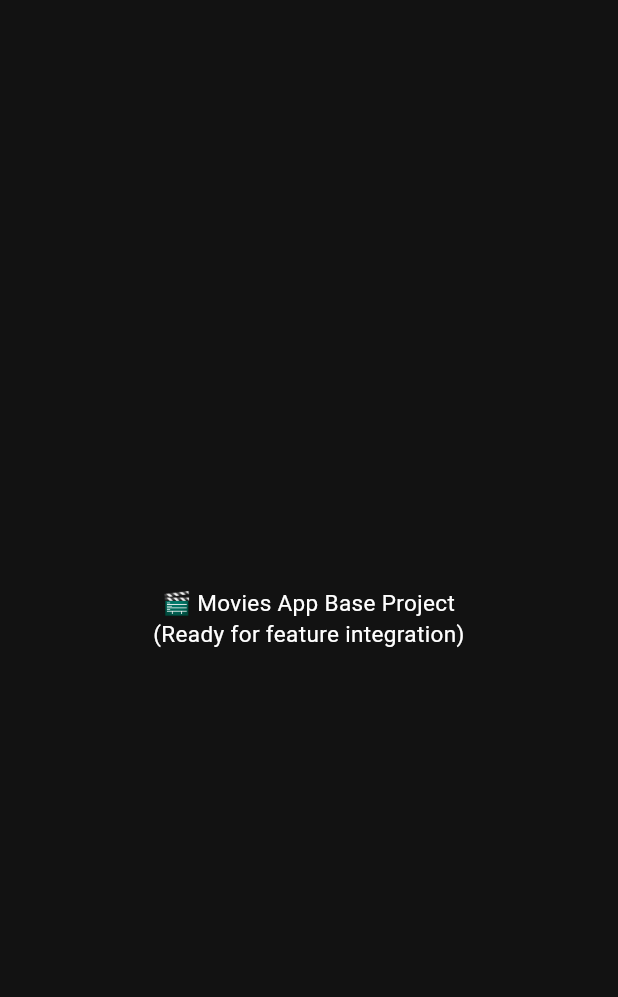
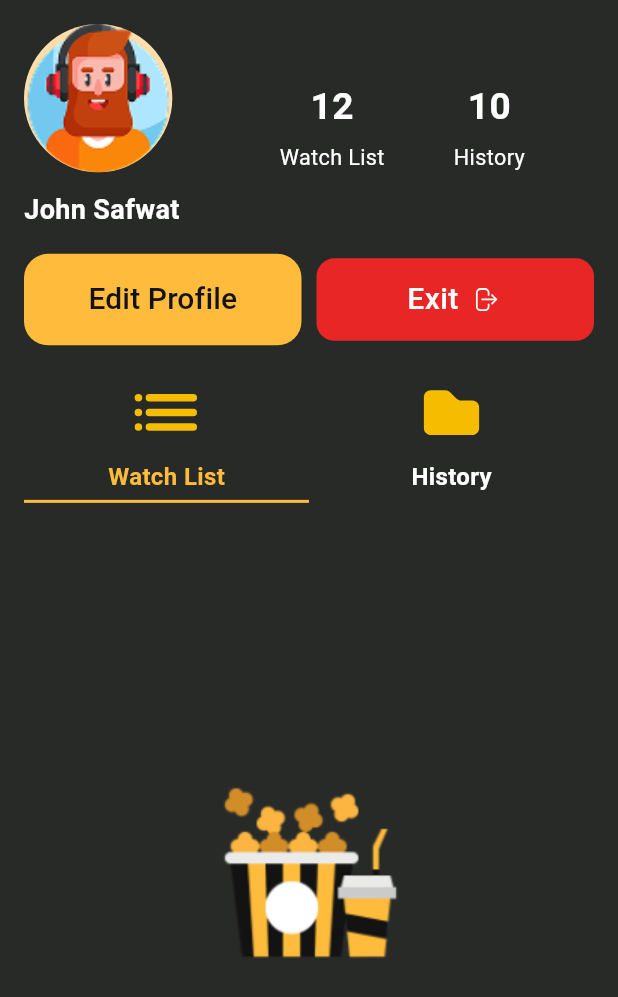
Before and after one commit to omarhassandev1/Movies_app, a Flutter app: the screen it shows after launch, on a phone screen of 412 x 824 dp. Shown: the top 997 px of the screen. Run offline on Flutter 3.47's test engine with Material 3 defaults, Android fonts, the phone set to English and light mode, and no system bars; our stand-ins replace flutter_bloc, flutter_svg, vector_graphics.

Commit message:
The UI for the Profile Screen is finished

```diff
--- a/lib/app/app_routes.dart
+++ b/lib/app/app_routes.dart
@@ -1,8 +1,13 @@
 import 'package:flutter/material.dart';
+import 'package:movies_app/features/main_layer/profile/history_screen.dart';
+import 'package:movies_app/features/main_layer/profile/profile.dart';
+import 'package:movies_app/features/main_layer/profile/ubdate_profile.dart';
+
 
 class AppRoutes {
-  static final Map<String,WidgetBuilder> appRoutes = {
-    // ExampleScreen.routeName : (context) => ExampleScreen(),
-
+  static final Map<String, WidgetBuilder> appRoutes = {
+    ProfileScreen.routeName: (context) => const ProfileScreen(),
+    UpdateProfileScreen.routeName: (context) => const UpdateProfileScreen(),
+    HistoryScreen.routeName: (context) => const HistoryScreen(),
   };
 }
--- a/lib/common/widgets/custom_textfield.dart
+++ b/lib/common/widgets/custom_textfield.dart
@@ -13,6 +13,7 @@ class CustomTextField extends StatefulWidget {
     this.controller,
     this.isPassword = false,
     this.onChanged,
+     this.keyboardType,
   });
 
   final String? hintText;
@@ -23,6 +24,7 @@ class CustomTextField extends StatefulWidget {
   final TextEditingController? controller;
   final bool isPassword;
   void Function(String)? onChanged;
+  final TextInputType? keyboardType;
 
   @override
   State<CustomTextField> createState() => _CustomTextFieldState();
@@ -43,6 +45,7 @@ class _CustomTextFieldState extends State<CustomTextField> {
         color: AppColors.whiteColor,
       ),
       obscureText: isPassword,
+      keyboardType: widget.keyboardType,
       decoration: InputDecoration(
         filled: true,
         fillColor: AppColors.darkGray,
--- /dev/null
+++ b/lib/features/main_layer/profile/profile.dart
@@ -0,0 +1,249 @@
+import 'package:flutter/material.dart';
+import 'package:flutter_svg/flutter_svg.dart';
+import 'package:movies_app/common/theme/app_colors.dart';
+import 'package:movies_app/common/widgets/custom_main_button.dart';
+import 'package:movies_app/features/main_layer/profile/ubdate_profile.dart';
+import 'package:movies_app/features/main_layer/profile/history_screen.dart';
+import 'package:flutter/services.dart';
+
+class ProfileScreen extends StatefulWidget {
+  const ProfileScreen({super.key});
+  static const String routeName = '/profile';
+
+  @override
+  State<ProfileScreen> createState() => _ProfileScreenState();
+}
+
+class _ProfileScreenState extends State<ProfileScreen> {
+  @override
+  Widget build(BuildContext context) {
+    final mediaQuery = MediaQuery.of(context);
+    final screenWidth = mediaQuery.size.width;
+    final screenHeight = mediaQuery.size.height;
+
+    return Scaffold(
+      backgroundColor: AppColors.blackColor,
+      body: SafeArea(
+        child: Column(
+          children: [
+            Expanded(
+              child: Container(
+                color: AppColors.darkGray,
+                padding: const EdgeInsets.all(16),
+                child: Column(
+                  children: [
+                    Row(
+                      crossAxisAlignment: CrossAxisAlignment.center,
+                      children: [
+                        Column(
+                          crossAxisAlignment: CrossAxisAlignment.start,
+                          mainAxisSize: MainAxisSize.min,
+                          children: [
+                            CircleAvatar(
+                              radius: screenWidth * 0.12,
+                              backgroundImage: const AssetImage(
+                                  'assets/common/avaters/avater1.png'),
+                            ),
+                            SizedBox(height: screenWidth * 0.03),
+                            const Text(
+                              'John Safwat',
+                              style: TextStyle(
+                                color: AppColors.whiteColor,
+                                fontSize: 18,
+                                fontWeight: FontWeight.bold,
+                              ),
+                            ),
+                          ],
+                        ),
+                        SizedBox(width: screenWidth * 0.05),
+                        Expanded(
+                          child: Row(
+                            mainAxisAlignment: MainAxisAlignment.spaceEvenly,
+                            crossAxisAlignment: CrossAxisAlignment.center,
+                            children: [
+                              Column(
+                                mainAxisSize: MainAxisSize.min,
+                                mainAxisAlignment: MainAxisAlignment.center,
+                                children: [
+                                  Text(
+                                    '12',
+                                    style: TextStyle(
+                                      color: AppColors.whiteColor,
+                                      fontWeight: FontWeight.bold,
+                                      fontSize: screenWidth * 0.06,
+                                    ),
+                                  ),
+                                  SizedBox(height: screenWidth * 0.015),
+                                  Text(
+                                    'Watch List',
+                                    style: TextStyle(
+                                      color: AppColors.whiteColor,
+                                      fontSize: screenWidth * 0.035,
+                                    ),
+                                  ),
+                                ],
+                              ),
+                              Column(
+                                mainAxisSize: MainAxisSize.min,
+                                mainAxisAlignment: MainAxisAlignment.center,
+                                children: [
+                                  Text(
+                                    '10',
+                                    style: TextStyle(
+                                      color: AppColors.whiteColor,
+                                      fontWeight: FontWeight.bold,
+                                      fontSize: screenWidth * 0.06,
+                                    ),
+                                  ),
+                                  SizedBox(height: screenWidth * 0.015),
+                                  Text(
+                                    'History',
+                                    style: TextStyle(
+                                      color: AppColors.whiteColor,
+                                      fontSize: screenWidth * 0.035,
+                                    ),
+                                  ),
+                                ],
+                              ),
+                            ],
+                          ),
+                        ),
+                      ],
+                    ),
+                    const SizedBox(height: 16),
+                    Row(
+                      children: [
+                        Expanded(
+                          child: CustomMainButton(
+                            text: 'Edit Profile',
+                            onPressed: () {
+                              Navigator.pushNamed(
+                                  context, UpdateProfileScreen.routeName);
+                            },
+                          ),
+                        ),
+                        const SizedBox(width: 10),
+                        Expanded(
+                          child: InkWell(
+                            onTap: () {
+                              SystemChannels.platform
+                                  .invokeMethod('SystemNavigator.pop');
+                            },
+                            child: Container(
+                              height: 55,
+                              decoration: BoxDecoration(
+                                color: AppColors.redColor,
+                                borderRadius: BorderRadius.circular(12),
+                              ),
+                              child: Row(
+                                mainAxisAlignment: MainAxisAlignment.center,
+                                children: [
+                                  const Text(
+                                    'Exit',
+                                    style: TextStyle(
+                                      color: AppColors.whiteColor,
+                                      fontSize: 20,
+                                      fontWeight: FontWeight.w500,
+                                    ),
+                                  ),
+                                  const SizedBox(width: 8),
+                                  SvgPicture.asset(
+                                    'assets/profile/logout.svg',
+                                    width: 22,
+                                    height: 22,
+                                  ),
+                                ],
+                              ),
+                            ),
+                          ),
+                        ),
+                      ],
+                    ),
+                    const SizedBox(height: 20),
+                    Row(
+                      children: [
+                        Expanded(
+                          child: GestureDetector(
+                            onTap: () {},
+                            child: Column(
+                              children: [
+                                SvgPicture.asset(
+                                  'assets/profile/watchlist.svg',
+                                  width: 50,
+                                  height: 50,
+                                ),
+                                const SizedBox(height: 6),
+                                const Text(
+                                  'Watch List',
+                                  style: TextStyle(
+                                    color: AppColors.mainColor,
+                                    fontSize: 16,
+                                    fontWeight: FontWeight.bold,
+                                  ),
+                                ),
+                                const SizedBox(height: 4),
+                                Container(
+                                  width: double.infinity,
+                                  height: 2,
+                                  color: AppColors.mainColor,
+                                ),
+                              ],
+                            ),
+                          ),
+                        ),
+                        Expanded(
+                          child: GestureDetector(
+                            onTap: () {
+                              Navigator.push(
+                                context,
+                                MaterialPageRoute(
+                                    builder: (_) => const HistoryScreen()),
+                              );
+                            },
+                            child: Column(
+                              children: [
+                                SvgPicture.asset(
+                                  'assets/profile/history.svg',
+                                  width: 50,
+                                  height: 50,
+                                ),
+                                const SizedBox(height: 6),
+                                const Text(
+                                  'History',
+                                  style: TextStyle(
+                                    color: AppColors.whiteColor,
+                                    fontSize: 16,
+                                    fontWeight: FontWeight.bold,
+                                  ),
+                                ),
+                                const SizedBox(height: 4),
+                                Container(
+                                  width: double.infinity,
+                                  height: 2,
+                                  color: Colors.transparent,
+                                ),
+                              ],
+                            ),
+                          ),
+                        ),
+                      ],
+                    ),
+                    const SizedBox(height: 20),
+                    Expanded(
+                      child: Center(
+                        child: Image.asset(
+                          'assets/common/popcorn.png',
+                          fit: BoxFit.contain,
+                        ),
+                      ),
+                    ),
+                  ],
+                ),
+              ),
+            ),
+          ],
+        ),
+      ),
+    );
+  }
+}
--- a/lib/main.dart
+++ b/lib/main.dart
@@ -1,43 +1,25 @@
 import 'package:flutter/material.dart';
 import 'package:flutter_bloc/flutter_bloc.dart';
 import 'package:movies_app/app/app_routes.dart';
-
-// 🧩 Features Imports
-// Auth Feature Example
-// import 'features/auth/cubit/auth_cubit.dart';
-// import 'features/auth/data/auth_repo.dart';
-// import 'features/auth/data/auth_service.dart';
-
-// 🎨 App Theme
+import 'package:movies_app/features/main_layer/profile/profile.dart';
 import 'common/theme/app_theme.dart';
 
-// 🧭 Screens / Routing
-// import 'features/auth/views/sign_in_screen.dart';
-// import 'features/splash/view/splash_screen.dart';
+// DummyCubit placeholder
+class DummyCubit extends Cubit<int> {
+  DummyCubit() : super(0);
+}
 
 void main() {
   WidgetsFlutterBinding.ensureInitialized();
 
-  // initialize repositories / services for each feature
-  // final authService = AuthService();
-  // final authRepo = AuthRepo(authService);
-
   runApp(
-    //  MultiRepositoryProvider contains all repositories
     MultiRepositoryProvider(
       providers: [
-        // RepositoryProvider<AuthRepo>.value(value: authRepo),
-        // RepositoryProvider<MoviesRepo>.value(value: moviesRepo),
-        // RepositoryProvider<FavoritesRepo>.value(value: favoritesRepo),
+        RepositoryProvider<Object>(create: (_) => Object()), // placeholder repository
       ],
       child: MultiBlocProvider(
         providers: [
-          // BlocProvider<AuthCubit>(
-          //   create: (context) => AuthCubit(authRepo),
-          // ),
-          // BlocProvider<MoviesCubit>(
-          //   create: (context) => MoviesCubit(moviesRepo),
-          // ),
+          BlocProvider<DummyCubit>(create: (_) => DummyCubit()), // placeholder cubit
         ],
         child: const MyApp(),
       ),
@@ -53,18 +35,8 @@ class MyApp extends StatelessWidget {
     return MaterialApp(
       theme: AppTheme.themeData,
       debugShowCheckedModeBanner: false,
-
-      // to add a route add it in the AppRoutes class
       routes: AppRoutes.appRoutes,
-
-      home: const Scaffold(
-        body: Center(
-          child: Text(
-            '🎬 Movies App Base Project\n(Ready for feature integration)',
-            textAlign: TextAlign.center,
-          ),
-        ),
-      ),
+      home: const ProfileScreen(),
     );
   }
 }
```
Also changed, not shown: lib/features/main_layer/profile/history_screen.dart (added, +130 -0 lines), lib/features/main_layer/profile/ubdate_profile.dart (added, +203 -0 lines), pubspec.lock, 2 other files.
